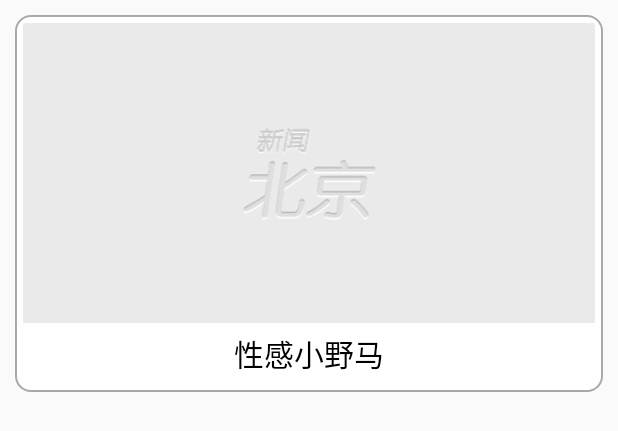
After one commit to AttackXiaoJinJin/Follow_Me_News, an Android app: the layout item_photos_detail_pager.xml on its own in the app's theme, with its tools: preview values and no code run, on a phone screen of 412 x 824 dp. The commit adds this screen. Shown: the top 431 px of the screen. Run offline under Robolectric (Android 15) with nearby library versions, the phone set to English and light mode, and no system bars.

Commit message:
使用volley在listview请求图片

```diff
--- /dev/null
+++ b/app/src/main/res/drawable/item_photos_detail_pager_bg.xml
@@ -0,0 +1,7 @@
+<?xml version="1.0" encoding="utf-8"?>
+<shape xmlns:android="http://schemas.android.com/apk/res/android" android:shape="rectangle">
+    <corners android:radius="10dp"  />
+    <solid android:color="#ffffff"  />
+    <!--边框-->
+    <stroke android:color="#55000000" android:width="1dp"/>
+</shape>
--- /dev/null
+++ b/app/src/main/res/layout/item_photos_detail_pager.xml
@@ -0,0 +1,35 @@
+<?xml version="1.0" encoding="utf-8"?>
+<RelativeLayout xmlns:android="http://schemas.android.com/apk/res/android"
+    android:layout_width="match_parent"
+    android:layout_height="wrap_content"
+    android:padding="10dp">
+    <LinearLayout
+        android:layout_width="match_parent"
+        android:layout_height="wrap_content"
+        android:orientation="vertical"
+        android:padding="5dp"
+        android:background="@drawable/item_photos_detail_pager_bg">
+        <ImageView
+            android:id="@+id/ic_icon_photos"
+            android:layout_width="match_parent"
+            android:layout_height="200dp"
+            android:scaleType="fitXY"
+            android:src="@drawable/home_scroll_default"
+            />
+
+        <TextView
+            android:id="@+id/tv_title_photos"
+            android:layout_marginBottom="5dp"
+
+            android:layout_width="wrap_content"
+            android:layout_height="wrap_content"
+            android:layout_gravity="center_horizontal"
+            android:layout_marginTop="5dp"
+            android:text="性感小野马"
+            android:textSize="20sp"
+            android:textColor="@android:color/black"/>
+
+
+    </LinearLayout>
+
+</RelativeLayout>
--- a/app/src/main/res/layout/photos_detail_pager.xml
+++ b/app/src/main/res/layout/photos_detail_pager.xml
@@ -16,7 +16,8 @@
         android:layout_height="match_parent"
         android:cacheColorHint="@android:color/transparent"
         android:divider="@null"
-        android:numColumns="2">
+        android:numColumns="2"
+        android:visibility="gone">
 
     </GridView>
 
```
Also changed, not shown: app/src/main/java/com/project/chenjin/follow_me_news/menudetailpager/PhotosDetailPager.java (+98 -0 lines).
